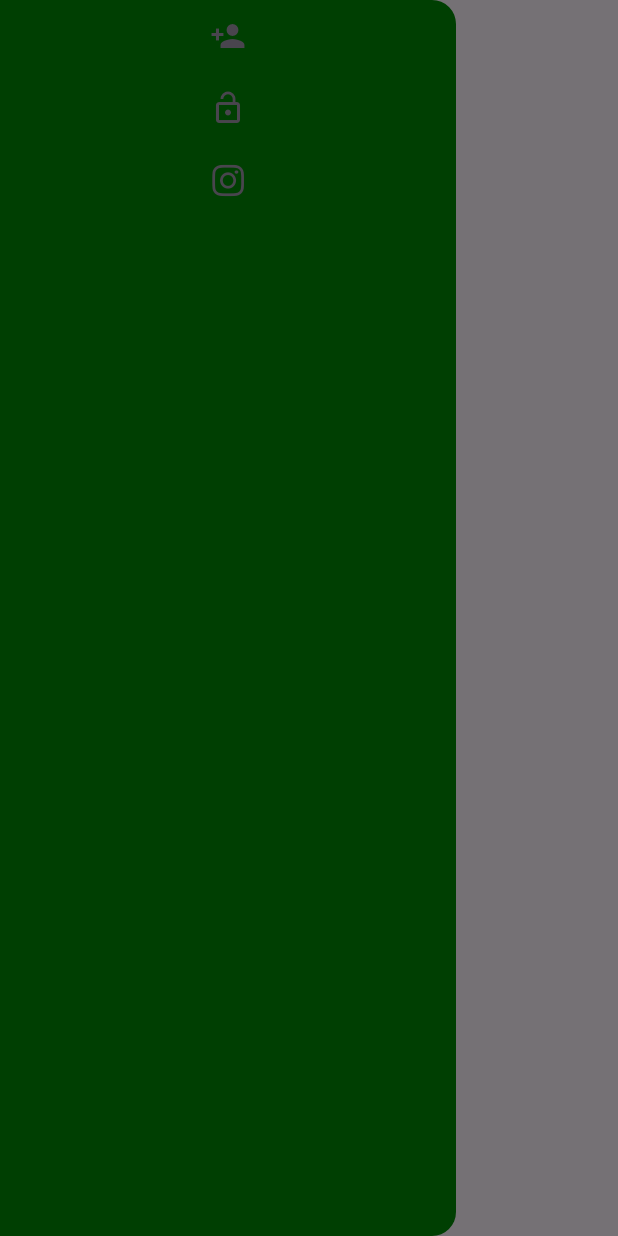
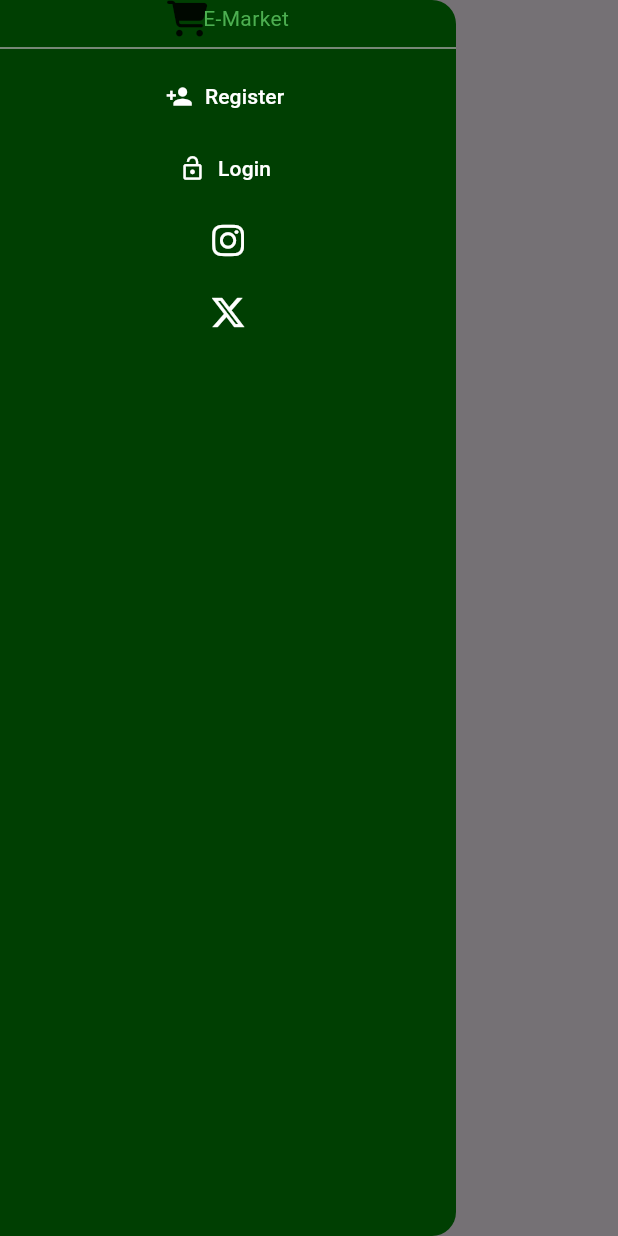
Before and after one commit to BerkeKS/emarket-mobile, a Flutter app: the screen it shows after launch, after a tap on the "menu" icon, on a phone screen of 412 x 824 dp. Run offline on Flutter 3.47's test engine with Material 3 defaults, Android fonts, the phone set to English and light mode, and no system bars; our stand-ins replace font_awesome_flutter.

Commit message:
Add logo and operations for buttons

```diff
--- a/lib/Utils/marketDrawer.dart
+++ b/lib/Utils/marketDrawer.dart
@@ -1,5 +1,8 @@
+import 'package:emarket_mobile/Pages/loginPage.dart';
+import 'package:emarket_mobile/Pages/registerPage.dart';
 import 'package:flutter/material.dart';
 import 'package:font_awesome_flutter/font_awesome_flutter.dart';
+import 'package:url_launcher/url_launcher.dart';
 
 class MarketDrawer extends StatelessWidget {
   const MarketDrawer({super.key});
@@ -10,9 +13,63 @@ class MarketDrawer extends StatelessWidget {
       backgroundColor: Color.fromARGB(255, 0, 63, 2),
       child: Column(
         children: [
-          IconButton(onPressed: () => Navigator.push(context, MaterialPageRoute(builder: (context) => ,)), icon: Icon(Icons.person_add)),
-          IconButton(onPressed: () => Navigator.push(context, MaterialPageRoute(builder: (context) => ,)), icon: Icon(Icons.lock_open)),
-          IconButton(onPressed: () =>, icon: Icon(FontAwesomeIcons.instagram))
+          const Row(
+            mainAxisAlignment: MainAxisAlignment.center,
+            children: [
+              Icon(FontAwesomeIcons.cartShopping),
+              Text(
+                "E-Market",
+                style: TextStyle(color: Colors.green),
+              )
+            ],
+          ),
+          const Divider(
+            color: Colors.grey,
+          ),
+          TextButton.icon(
+              onPressed: () => Navigator.push(
+                  context,
+                  MaterialPageRoute(
+                    builder: (context) => RegisterPage(),
+                  )),
+              icon: const Icon(
+                Icons.person_add_sharp,
+                color: Colors.white,
+              ),
+              label: const Text(
+                "Register",
+                style: TextStyle(color: Colors.white),
+              )),
+          TextButton.icon(
+              onPressed: () => Navigator.push(
+                  context,
+                  MaterialPageRoute(
+                    builder: (context) => LoginPage(),
+                  )),
+              icon: const Icon(
+                Icons.lock_open,
+                color: Colors.white,
+              ),
+              label: const Text(
+                "Login",
+                style: TextStyle(color: Colors.white),
+              )),
+          IconButton(
+              onPressed: () async {
+                await launchUrl(Uri.parse("https://www.instagram.com/"));
+              },
+              icon: const Icon(
+                FontAwesomeIcons.instagram,
+                color: Colors.white,
+              )),
+          IconButton(
+              onPressed: () async {
+                await launchUrl(Uri.parse("https://www.twitter.com/"));
+              },
+              icon: const Icon(
+                FontAwesomeIcons.xTwitter,
+                color: Colors.white,
+              ))
         ],
       ),
     );
```
